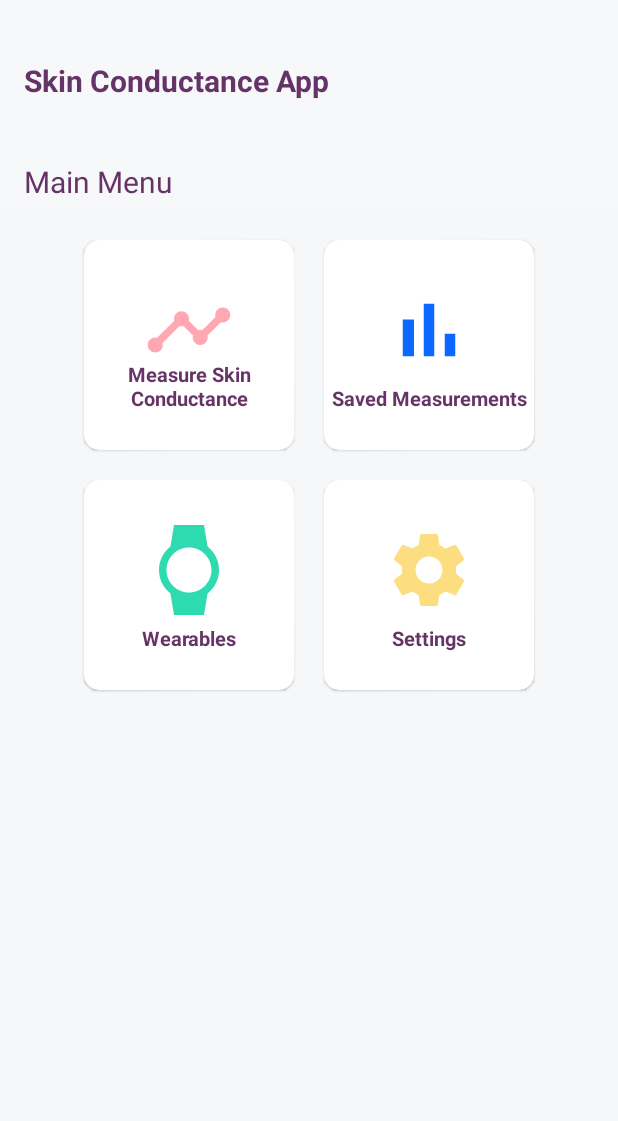
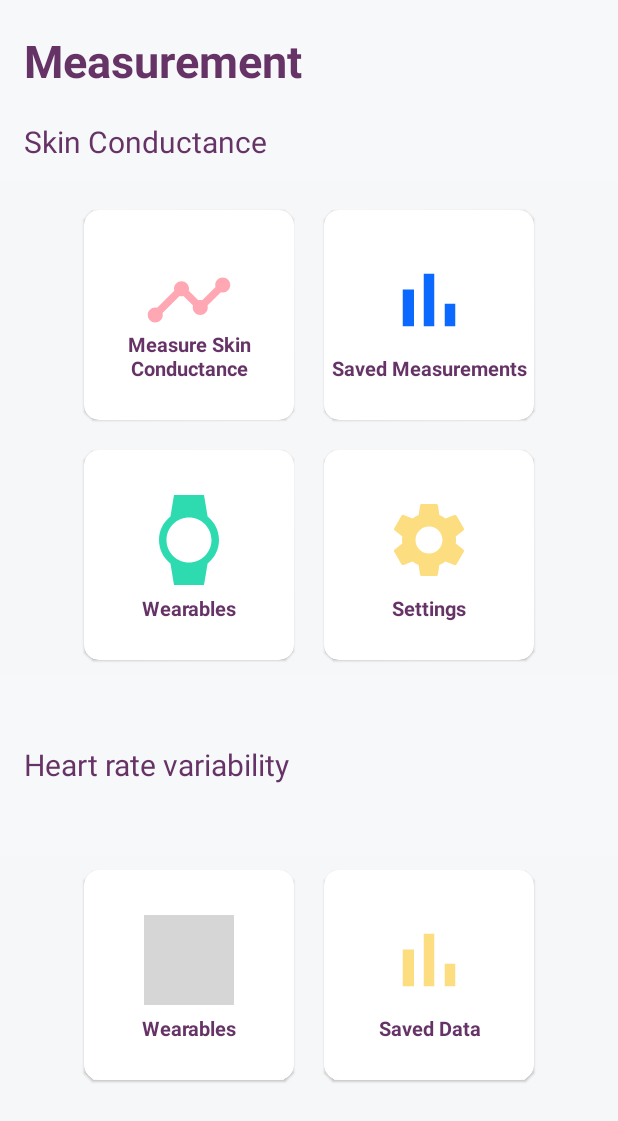
Before and after one commit to DongdongKe/Andrioid-App, an Android app: the screen it shows after launch (Home), on a phone screen of 412 x 824 dp. Shown: the top 1121 px of the screen. Run offline under Robolectric (Android 15) with nearby library versions, the phone set to English and light mode, and no system bars; our stand-ins replace RxJava; libraries missing offline, so code that uses them is left out: com.movesense.mds, com.polidea.rxandroidble2; 6 statements that could not run were skipped; grey boxes are pictures that could not be loaded.

Commit message:
merge HRV project into EDA proejct

```diff
--- a/app/build.gradle
+++ b/app/build.gradle
@@ -59,11 +59,6 @@ dependencies {
     // Movesense .aar lib
     implementation(name: 'mdslib', version: '1.44.0(1)-release', ext: 'aar')
 
-    // ButterKnife
-    implementation 'com.jakewharton:butterknife:10.2.3'
-    annotationProcessor 'com.jakewharton:butterknife-compiler:10.2.3'
-
-
     // RxAndroidBle
     implementation 'com.polidea.rxandroidble2:rxandroidble:1.11.1'
     implementation 'io.reactivex.rxjava2:rxandroid:2.1.1'
--- a/app/src/main/java/com/example/android_mobile_app/activities/Home.java
+++ b/app/src/main/java/com/example/android_mobile_app/activities/Home.java
@@ -13,6 +13,7 @@ import androidx.appcompat.app.AppCompatActivity;
 import com.example.android_mobile_app.BluetoothDeviceSingleton;
 import com.example.android_mobile_app.BuildConfig;
 import com.example.android_mobile_app.Measurements;
+import com.example.android_mobile_app.MovesenseConnectionActivity;
 import com.example.android_mobile_app.R;
 import com.example.android_mobile_app.SelectWearable;
 import com.example.android_mobile_app.Settings;
@@ -33,6 +34,9 @@ public class Home extends AppCompatActivity {
 
     }
 
+    public void MovesenseSelection(View view) {
+        startActivity(new Intent(Home.this, MovesenseConnectionActivity.class));
+    }
 
     public void Measurement(View view) {
         startActivity(new Intent(this, SelectWearable.class));
--- a/app/src/main/res/layout/activity_home.xml
+++ b/app/src/main/res/layout/activity_home.xml
@@ -16,40 +16,44 @@
         android:orientation="vertical">
 
         <com.google.android.material.appbar.MaterialToolbar
-            android:layout_height="140dp"
             android:layout_width="match_parent"
-            android:background="#f7f8fa"
-            >
+            android:layout_height="120dp"
+            android:background="#f7f8fa">
 
             <LinearLayout
                 android:layout_width="match_parent"
                 android:layout_height="match_parent"
-                android:orientation="vertical"
-                android:gravity="left">
+                android:gravity="left"
+                android:orientation="vertical">
 
                 <TextView
                     android:id="@+id/toolbar_title"
                     android:layout_width="wrap_content"
                     android:layout_height="wrap_content"
-                    android:layout_marginTop="40dp"
-                    android:text="Skin Conductance App"
+                    android:layout_marginTop="20dp"
+                    android:text="Measurement "
                     android:textColor="#663366"
-                    android:textSize="20dp"
+                    android:textSize="30dp"
                     android:textStyle="bold" />
 
                 <TextView
                     android:id="@+id/toolbar_title2"
                     android:layout_width="wrap_content"
                     android:layout_height="wrap_content"
-                    android:layout_marginTop="40dp"
-                    android:text="Main Menu"
+                    android:layout_marginTop="20dp"
+                    android:text="Skin Conductance"
                     android:textColor="#663366"
                     android:textSize="20dp"
                     android:textStyle="normal" />
 
+
             </LinearLayout>
 
         </com.google.android.material.appbar.MaterialToolbar>
+
+        <ScrollView
+            android:layout_width="fill_parent"
+            android:layout_height="wrap_content">
 
         <LinearLayout
             android:layout_width="match_parent"
@@ -214,7 +218,101 @@
 
             </LinearLayout>
 
+            <com.google.android.material.appbar.MaterialToolbar
+                android:layout_width="match_parent"
+                android:layout_height="120dp"
+                android:background="#f7f8fa">
+
+                <TextView
+                    android:id="@+id/toolbar_title3"
+                    android:layout_width="wrap_content"
+                    android:layout_height="wrap_content"
+                    android:layout_marginTop="10dp"
+                    android:text="Heart rate variability"
+                    android:textColor="#663366"
+                    android:textSize="20dp"
+                    android:textStyle="normal" />
+            </com.google.android.material.appbar.MaterialToolbar>
+
+
+            <LinearLayout
+                android:layout_width="match_parent"
+                android:layout_height="wrap_content"
+                android:orientation="horizontal"
+                android:gravity="center"
+                android:weightSum="2"
+                >
+                <com.google.android.material.card.MaterialCardView
+                    android:layout_margin="10dp"
+                    android:layout_gravity="center"
+                    android:clickable="true"
+                    android:onClick="MovesenseSelection"
+                    android:layout_height="140dp"
+                    android:layout_width="140dp"
+                    app:cardCornerRadius="10dp"
+                    app:cardBackgroundColor="#fff"
+                    >
+
+                    <ImageView
+                        android:layout_marginBottom="10dp"
+                        android:layout_width="60dp"
+                        android:layout_height="60dp"
+                        android:layout_gravity="center"
+                        app:srcCompat="@drawable/hrv"
+                        android:scaleType="centerCrop"
+                        />
+
+                    <TextView
+                        android:layout_width="match_parent"
+                        android:layout_height="wrap_content"
+                        android:text="Wearables"
+                        android:textColor="#663366"
+                        android:gravity="center"
+                        android:layout_gravity="bottom"
+                        android:textStyle="bold"
+                        android:paddingBottom="25dp"
+                        android:textSize="13dp" />
+
+                </com.google.android.material.card.MaterialCardView>
+
+                <com.google.android.material.card.MaterialCardView
+                    android:layout_marginTop="30dp"
+                    android:layout_margin="10dp"
+                    android:layout_gravity="center"
+                    android:clickable="true"
+                    android:onClick="Settings"
+                    android:layout_height="140dp"
+                    android:layout_width="140dp"
+                    app:cardCornerRadius="10dp"
+                    app:cardBackgroundColor="#fff"
+                    >
+
+                    <ImageView
+                        android:layout_marginBottom="10dp"
+                        android:layout_width="60dp"
+                        android:layout_height="60dp"
+                        android:layout_gravity="center"
+                        app:srcCompat="@drawable/ic_baseline_bar_chart_24"
+                        android:scaleType="centerCrop"
+                        app:tint="#fcdd80"
+                        />
+
+                    <TextView
+                        android:layout_width="match_parent"
+                        android:layout_height="wrap_content"
+                        android:layout_gravity="bottom"
+                        android:gravity="center"
+                        android:paddingBottom="25dp"
+                        android:text="Saved Data"
+                        android:textColor="#663366"
+                        android:textSize="13dp"
+                        android:textStyle="bold" />
+
+                </com.google.android.material.card.MaterialCardView>
+
+            </LinearLayout>
         </LinearLayout>
+    </ScrollView>
 
 
 
@@ -232,7 +330,8 @@
 
 
 
-<!--        <com.google.android.material.card.MaterialCardView-->
+
+        <!--        <com.google.android.material.card.MaterialCardView-->
 <!--            android:layout_marginTop="30dp"-->
 <!--            android:layout_gravity="center"-->
 <!--            app:cardBackgroundColor="#663366"-->
```
Also changed, not shown: app/src/main/java/com/example/android_mobile_app/MovesenseConnectionActivity.java (+9 -11 lines), app/src/main/java/com/example/android_mobile_app/measurement/MeasurementMovesense.java (+80 -53 lines), app/src/main/java/com/example/android_mobile_app/wearable/AddWearableSelection.java (+3 -14 lines).
